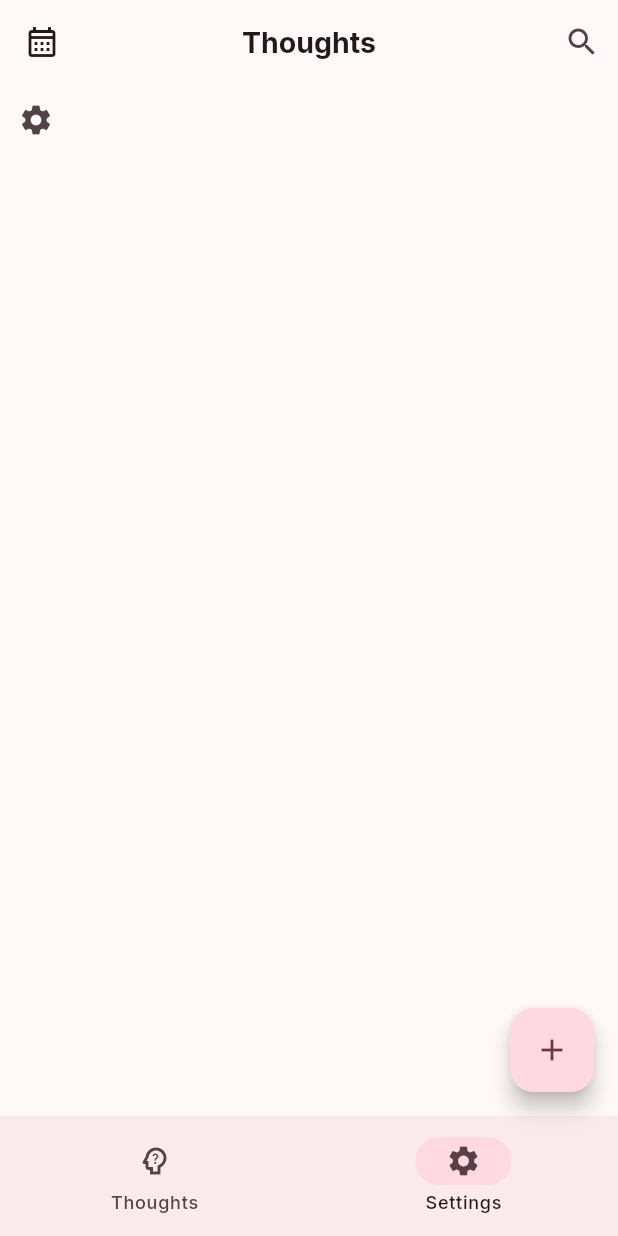
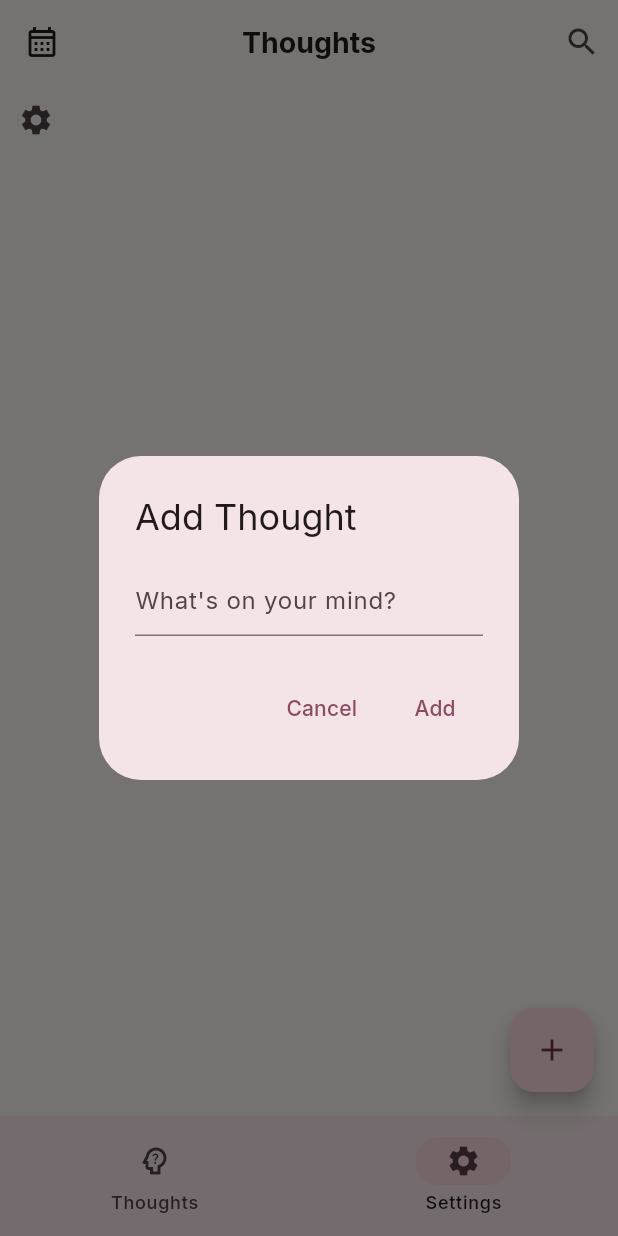
Before and after one commit to yogesh-aggarwal/thoughts, a Flutter app: the screen it shows after launch, item 2 of the bottom bar chosen, after a tap on the "add" icon, on a phone screen of 412 x 824 dp. Run offline on Flutter 3.47's test engine with Material 2 defaults, Android fonts, the phone set to English and light mode, and no system bars; our stand-ins replace cloud_firestore, firebase_auth, firebase_core, firebase_storage, google_fonts, google_sign_in; accounts and stored records are empty; statements that could not run were skipped.

Commit message:
Added dialog to add thoughts

```diff
--- /dev/null
+++ b/lib/dialogs/addThought.dart
@@ -0,0 +1,75 @@
+import 'package:flutter/material.dart';
+import 'package:provider/provider.dart';
+import 'package:thoughts/providers/thought.dart';
+
+class AddThoughtForm extends StatefulWidget {
+  final int dayTimestamp;
+
+  const AddThoughtForm({super.key, required this.dayTimestamp});
+
+  @override
+  State<AddThoughtForm> createState() => AddThoughtFormState();
+}
+
+class AddThoughtFormState extends State<AddThoughtForm> {
+  bool _isLoading = false;
+  final TextEditingController _content = TextEditingController();
+
+  @override
+  Widget build(BuildContext context) {
+    return AlertDialog(
+      title: const Text("Add Thought"),
+      content: TextField(
+        controller: _content,
+        decoration: const InputDecoration(
+          hintText: "What's on your mind?",
+        ),
+      ),
+      actions: [
+        TextButton(
+          onPressed: () {
+            Navigator.pop(context);
+          },
+          child: _isLoading ? Container() : Text("Cancel"),
+        ),
+        TextButton(
+          onPressed: () {
+            if (_content.text.isEmpty) return;
+
+            setState(() {
+              _isLoading = true;
+            });
+
+            context.read<ThoughtsProvider>().add(_content.text).then((value) {
+              _content.clear();
+              setState(() {
+                _isLoading = false;
+              });
+              Navigator.pop(context);
+            });
+          },
+          child: _isLoading
+              ? SizedBox.square(
+                  dimension: 18,
+                  child: CircularProgressIndicator(
+                    strokeWidth: 2,
+                  ),
+                )
+              : Text("Add"),
+        ),
+      ],
+    );
+  }
+}
+
+void showAddThoughtDialog({
+  required BuildContext context,
+  required int dayTimestamp,
+}) {
+  showDialog(
+    context: context,
+    builder: (context) {
+      return AddThoughtForm(dayTimestamp: dayTimestamp);
+    },
+  );
+}
--- a/lib/main.dart
+++ b/lib/main.dart
@@ -3,6 +3,7 @@ import 'package:flutter/material.dart';
 import 'package:google_fonts/google_fonts.dart';
 import 'package:provider/provider.dart';
 import 'package:thoughts/core/auth.dart';
+import 'package:thoughts/dialogs/addThought.dart';
 import 'package:thoughts/firebase_options.dart';
 import 'package:thoughts/providers/thought.dart';
 import 'package:thoughts/providers/user.dart';
@@ -115,8 +116,13 @@ class _ThoughtsState extends State<Thoughts> {
         ],
       ),
       floatingActionButton: FloatingActionButton(
-        onPressed: () {},
         child: const Icon(Icons.add),
+        onPressed: () {
+          showAddThoughtDialog(
+            context: context,
+            dayTimestamp: selectedDayTimestamp,
+          );
+        },
       ),
       bottomNavigationBar: NavigationBar(
         selectedIndex: _selectedIndex,
--- a/lib/providers/thought.dart
+++ b/lib/providers/thought.dart
@@ -3,6 +3,7 @@ import 'dart:async';
 import 'package:flutter/foundation.dart';
 import 'package:thoughts/core/firebase.dart';
 import 'package:thoughts/types/thought.dart';
+import 'package:uuid/uuid.dart';
 
 class ThoughtsProvider with ChangeNotifier {
   List<Thought>? thoughts;
@@ -35,4 +36,16 @@ class ThoughtsProvider with ChangeNotifier {
       },
     );
   }
+
+  add(String content) async {
+    final thought = Thought(
+      id: Uuid().v4(),
+      content: content,
+      createdBy: auth.currentUser!.uid,
+      dayCreated: _listeningForDay!,
+      dateCreated: DateTime.now().millisecondsSinceEpoch,
+    );
+
+    await thoughtsColl.doc(thought.id).set(thought.toMap());
+  }
 }
--- a/lib/types/thought.dart
+++ b/lib/types/thought.dart
@@ -1,32 +1,39 @@
 class Thought {
   String id;
-  String title;
+  String content;
+  int dayCreated;
   int dateCreated;
+  String createdBy;
 
   Thought({
     required this.id,
-    required this.title,
+    required this.content,
+    required this.dayCreated,
     required this.dateCreated,
+    required this.createdBy,
   });
 
   factory Thought.fromMap(Map<String, dynamic> json) {
     return Thought(
       id: json['id'],
-      title: json['title'],
+      content: json['content'],
+      dayCreated: json['dayCreated'],
       dateCreated: json['dateCreated'],
+      createdBy: json['createdBy'],
     );
   }
 
   Map<String, dynamic> toMap() {
     return {
       'id': id,
-      'title': title,
+      'content': content,
+      'dayCreated': dayCreated,
       'dateCreated': dateCreated,
     };
   }
 
   @override
   String toString() {
-    return 'Thought{id: $id, title: $title, dateCreated: $dateCreated}';
+    return 'Thought{id: $id, content: $content, dateCreated: $dateCreated, dayCreated: $dayCreated, createdBy: $createdBy}';
   }
 }
--- a/pubspec.yaml
+++ b/pubspec.yaml
@@ -23,7 +23,7 @@ dependencies:
   google_fonts: ^5.1.0
   shared_preferences: ^2.2.0
   google_sign_in: ^6.1.4
-  easy_date_timeline: ^0.0.7
+  uuid: ^3.0.7
 
 dev_dependencies:
   flutter_test:
```
Also changed, not shown: pubspec.lock.
